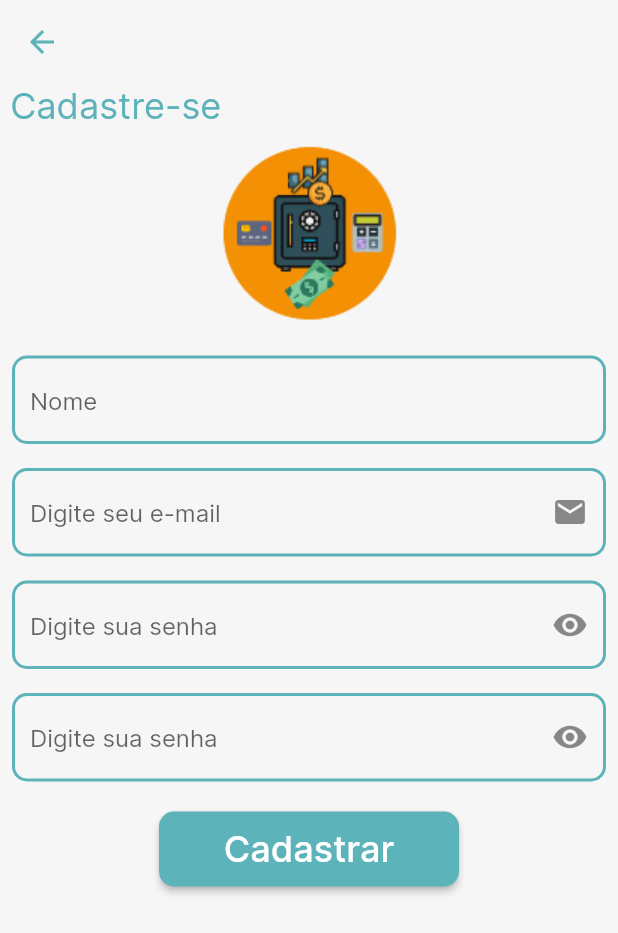
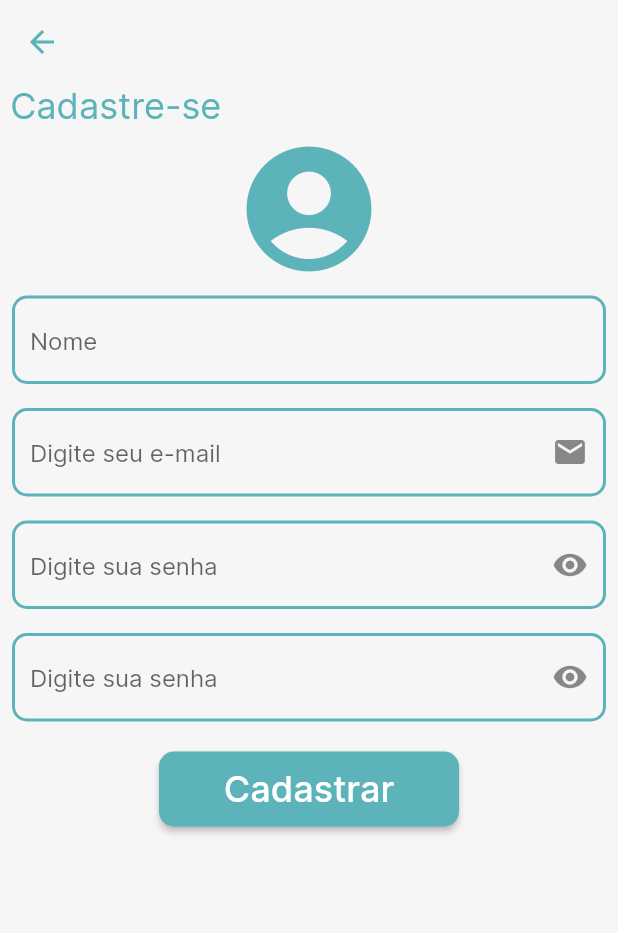
Before and after one commit to proz-tecnologia/PIT01GP07, a Flutter app: the SignUp screen opened directly, on a phone screen of 412 x 824 dp. Shown: the top 933 px of the screen. Run offline on Flutter 3.47's test engine with Material 2 defaults, Android fonts, the phone set to English and light mode, and no system bars; our stand-ins replace carousel_slider, email_validator, shared_preferences, smooth_page_indicator; accounts and stored records are empty.

Commit message:
refactor: Change Icon's Sign Up screen

```diff
--- a/lib/pages/sign_up/sign_up.dart
+++ b/lib/pages/sign_up/sign_up.dart
@@ -87,10 +87,12 @@ class _SignUpState extends State<SignUp> {
                 ),
                 Row(
                   mainAxisAlignment: MainAxisAlignment.center,
-                  children: [
-                    Image.asset(
-                      'assets/images/logotipo.png',
-                    ),
+                  children: const [
+                    Icon(
+                      Icons.account_circle,
+                      size: 100,
+                      color: AppColors.backgroudColor,
+                    )
                   ],
                 ),
                 Padding(
```
